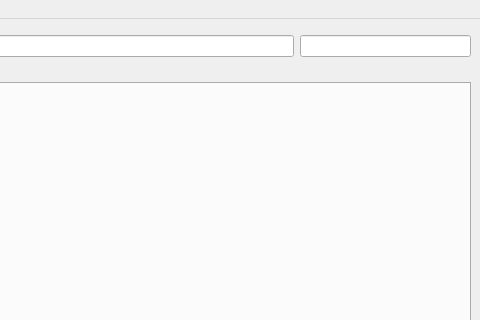
The window that src/mainwindow.ui (kitswas/File-Manager) describes before a commit, drawn with Qt 5; both pictures show x 320 to 800 and y 0 to 320 of the 800 by 600 pixel window.
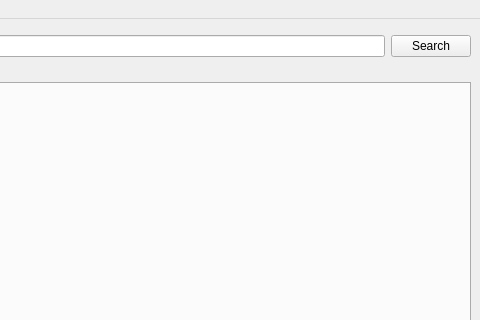
The same window after the commit. Icons and pictures are not drawn.

```diff
--- a/src/mainwindow.ui
+++ b/src/mainwindow.ui
@@ -97,12 +97,12 @@
         </widget>
        </item>
        <item>
-        <widget class="QLineEdit" name="searchBar">
-         <property name="sizePolicy">
-          <sizepolicy hsizetype="Expanding" vsizetype="Fixed">
-           <horstretch>1</horstretch>
-           <verstretch>0</verstretch>
-          </sizepolicy>
+        <widget class="QPushButton" name="pushButton">
+         <property name="text">
+          <string>Search</string>
+         </property>
+         <property name="shortcut">
+          <string>Ctrl+F</string>
          </property>
         </widget>
        </item>
```
